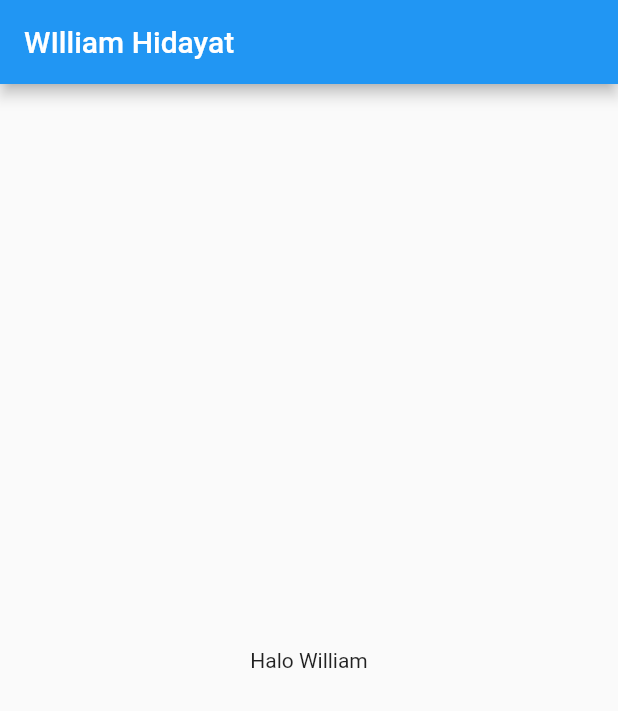
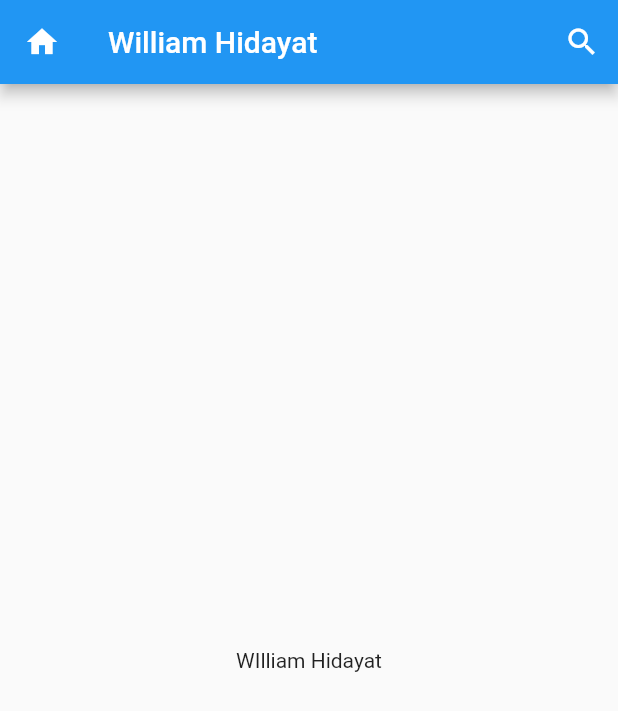
Before and after one commit to Mobile-Programming-MDP/materi-latihan-flutter-WLHHYYY, a Flutter app: the screen it shows after launch, on a phone screen of 412 x 824 dp. Shown: the top 711 px of the screen. Run offline on Flutter 3.47's test engine with Material 2 defaults, Android fonts, the light colour scheme and no system bars.

Commit message:
menambahkan tombol pada app bar

```diff
--- a/flutter_application_1/lib/main.dart
+++ b/flutter_application_1/lib/main.dart
@@ -26,12 +26,24 @@ class FirstScreen extends StatelessWidget {
   @override
   Widget build(BuildContext context) {
     return Scaffold(
-        appBar: AppBar(
-          title: const Text("WIlliam Hidayat"),
+      appBar: AppBar(
+        title: const Text("William Hidayat"),
+        actions: <Widget>[
+          IconButton(
+              onPressed: () {},
+              icon: const Icon(
+                Icons.search,
+                color: Colors.white,
+              ))
+        ],
+        leading: IconButton(
+          onPressed: () {},
+          icon: const Icon(Icons.home, color: Colors.white),
         ),
-        body: const Center(
-          child: Text("Halo William"),
-        ),
+      ),
+      body: const Center(
+        child: Text("WIlliam Hidayat"),
+      ),
     );
   }
 }
```
